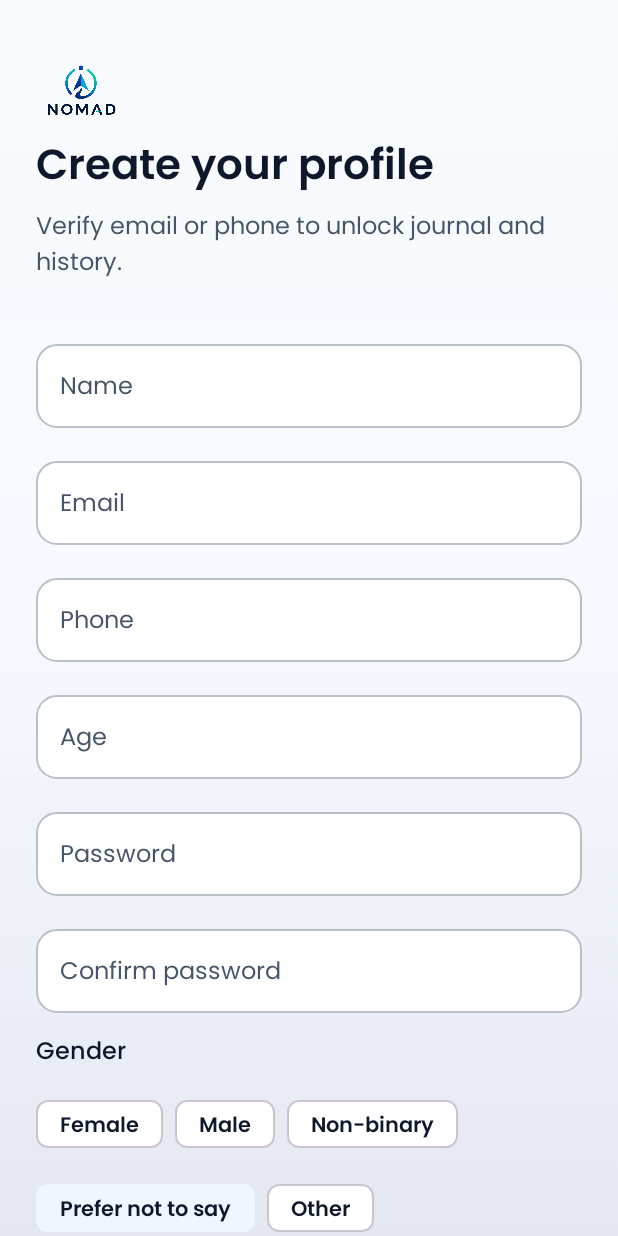
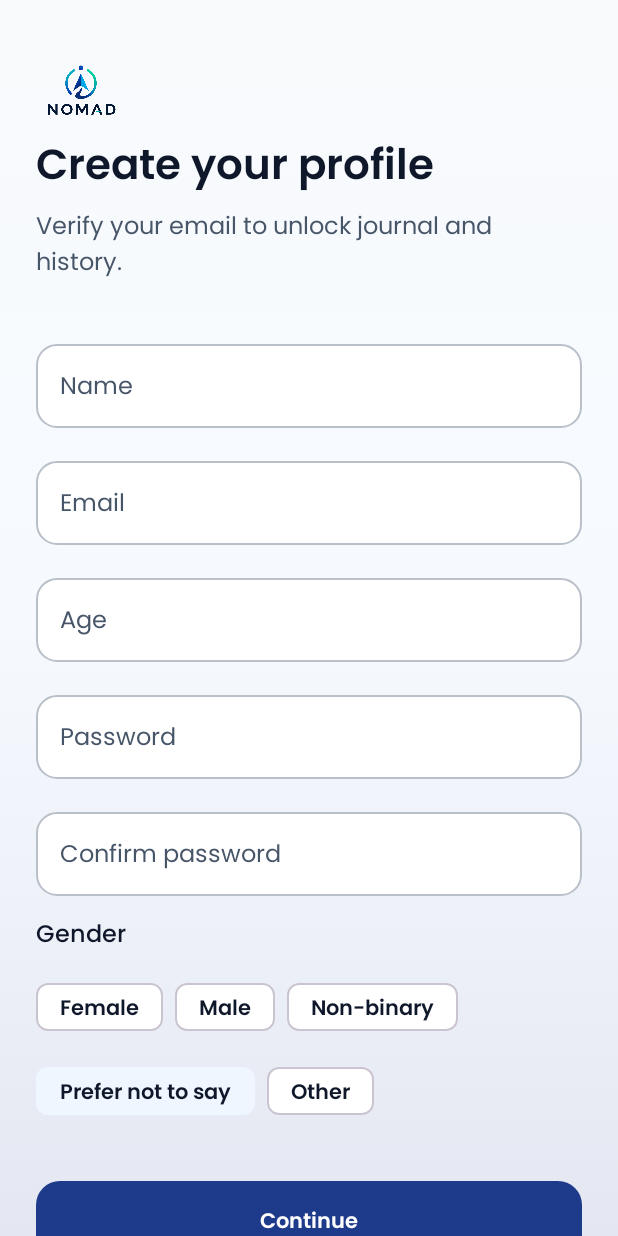
Before and after one commit to GrixoLabs/nomad, an Android app built with Jetpack Compose: the screen it shows after launch (MainActivity), on a phone screen of 412 x 824 dp. Run offline under Robolectric (Android 15) with nearby library versions, the phone set to English and light mode, and no system bars; our stand-ins replace Dagger/Hilt's generated code, Timber; libraries missing offline, so code that uses them is left out: com.jakewharton.retrofit2, org.maplibre.android; 1 statement that could not run was skipped.

Commit message:
Remove phone registration; email-only auth for now
Hide the phone field, require email for register/sign-in/forgot, and
verify via email OTP only. Tracking FGS upload path is unchanged.

```diff
--- a/app/src/main/java/dev/grixo/nomad/ui/registration/RegistrationScreen.kt
+++ b/app/src/main/java/dev/grixo/nomad/ui/registration/RegistrationScreen.kt
@@ -70,7 +70,6 @@ fun RegistrationRoute(
         state = state,
         onNameChange = viewModel::onNameChange,
         onEmailChange = viewModel::onEmailChange,
-        onPhoneChange = viewModel::onPhoneChange,
         onContactChange = viewModel::onContactChange,
         onAgeChange = viewModel::onAgeChange,
         onGenderChange = viewModel::onGenderChange,
@@ -97,7 +96,6 @@ fun RegistrationScreen(
     state: RegistrationUiState,
     onNameChange: (String) -> Unit,
     onEmailChange: (String) -> Unit,
-    onPhoneChange: (String) -> Unit,
     onContactChange: (String) -> Unit,
     onAgeChange: (String) -> Unit,
     onGenderChange: (Gender) -> Unit,
@@ -215,16 +213,6 @@ fun RegistrationScreen(
                         shape = RoundedCornerShape(14.dp),
                         colors = fieldColors,
                         keyboardOptions = KeyboardOptions(keyboardType = KeyboardType.Email)
-                    )
-                    OutlinedTextField(
-                        value = state.phone,
-                        onValueChange = onPhoneChange,
-                        modifier = Modifier.fillMaxWidth(),
-                        label = { Text(stringResource(R.string.phone_label)) },
-                        singleLine = true,
-                        shape = RoundedCornerShape(14.dp),
-                        colors = fieldColors,
-                        keyboardOptions = KeyboardOptions(keyboardType = KeyboardType.Phone)
                     )
                     OutlinedTextField(
                         value = state.age,
--- a/app/src/main/java/dev/grixo/nomad/ui/registration/RegistrationUiState.kt
+++ b/app/src/main/java/dev/grixo/nomad/ui/registration/RegistrationUiState.kt
@@ -14,8 +14,9 @@ data class RegistrationUiState(
     val step: RegistrationStep = RegistrationStep.PROFILE,
     val name: String = "",
     val email: String = "",
+    /** Kept for wire/state compat; phone registration is disabled. */
     val phone: String = "",
-    /** Single contact field for sign-in / forgot (email or phone). */
+    /** Sign-in / forgot contact — email only for now. */
     val contact: String = "",
     val age: String = "",
     val gender: Gender = Gender.PREFER_NOT,
--- a/app/src/main/res/values/strings.xml
+++ b/app/src/main/res/values/strings.xml
@@ -2,19 +2,19 @@
     <string name="app_name">Nomad</string>
     <string name="tagline">Your Journey. Protected!</string>
     <string name="registration_title">Create your profile</string>
-    <string name="registration_subtitle">Verify email or phone to unlock journal and history.</string>
+    <string name="registration_subtitle">Verify your email to unlock journal and history.</string>
     <string name="sign_in_title">Sign in</string>
-    <string name="sign_in_subtitle">Use your email or phone and password.</string>
+    <string name="sign_in_subtitle">Use your email and password.</string>
     <string name="forgot_title">Forgot password</string>
-    <string name="forgot_subtitle">Enter your email or phone. We\'ll send a reset code.</string>
+    <string name="forgot_subtitle">Enter your email. We\'ll send a reset code.</string>
     <string name="reset_title">Reset password</string>
     <string name="reset_subtitle">Enter the code and choose a new password.</string>
     <string name="verify_title">Enter verification code</string>
-    <string name="verify_subtitle">Check your email or phone for the code.</string>
+    <string name="verify_subtitle">Check your email for the code.</string>
     <string name="name_label">Name</string>
     <string name="email_label">Email</string>
     <string name="phone_label">Phone</string>
-    <string name="contact_label">Email or phone</string>
+    <string name="contact_label">Email</string>
     <string name="age_label">Age</string>
     <string name="gender_label">Gender</string>
     <string name="password_label">Password</string>
@@ -32,7 +32,7 @@
     <string name="resend_otp">Resend code</string>
     <string name="skip_cta">Skip for now</string>
     <string name="skip_hint">You can track without an account. Journal stays locked until you register.</string>
-    <string name="contact_required">Add an email or phone number</string>
+    <string name="contact_required">Email is required</string>
     <string name="name_required">Name is required</string>
     <string name="age_invalid">Enter an age between 13 and 120</string>
     <string name="journal_locked_title">Journal locked</string>
```
Also changed, not shown: app/src/main/java/dev/grixo/nomad/data/repository/UserRepositoryImpl.kt (+26 -45 lines), app/src/main/java/dev/grixo/nomad/ui/registration/RegistrationViewModel.kt (+19 -36 lines).
